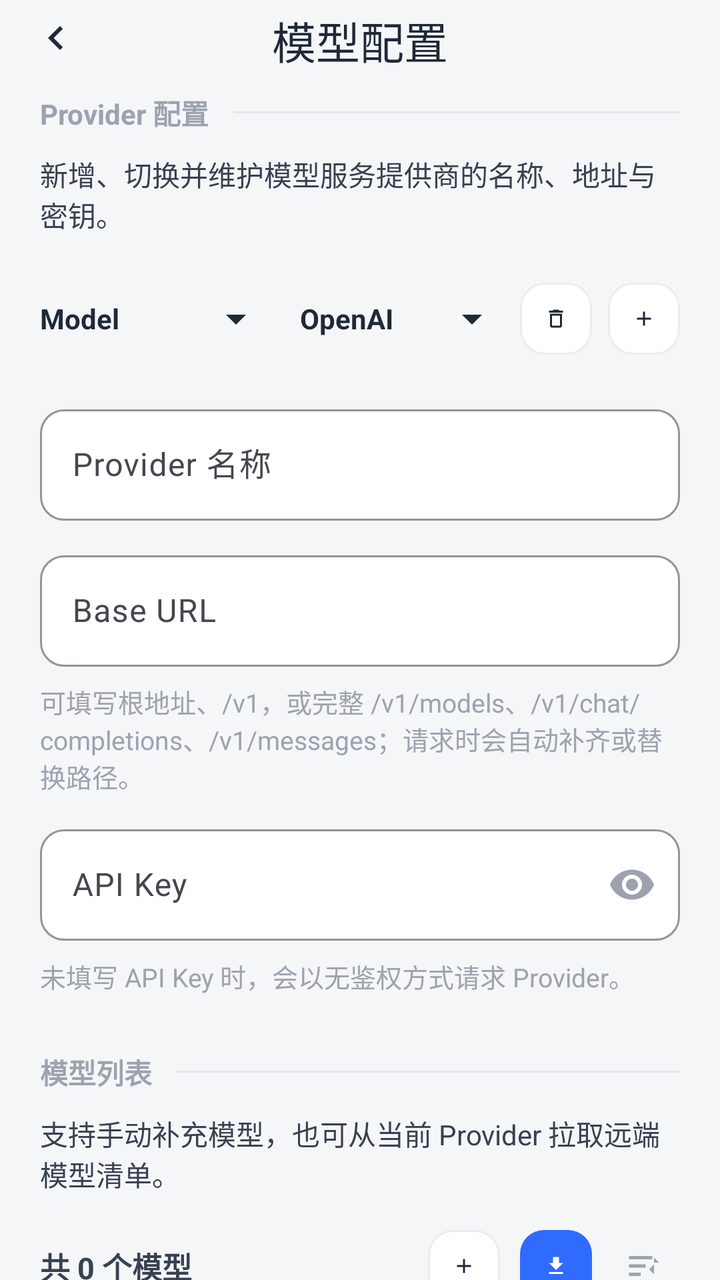
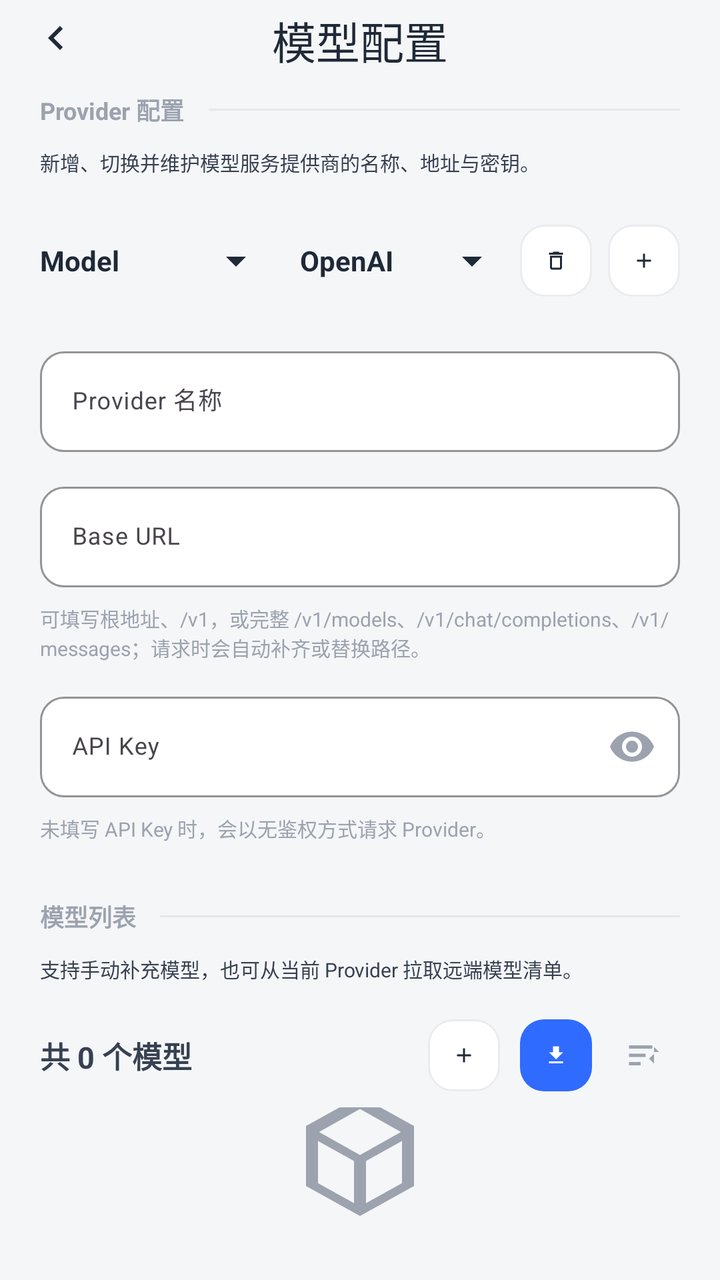

Two renders of the same Android screen: before a commit and after it. Below are the layout's source before the change and the commit's diff.
<!-- AndroidManifest.xml: application theme Theme.ManTou -->
<!-- res/layout/activity_model_setting.xml -->
<?xml version="1.0" encoding="utf-8"?>
<LinearLayout xmlns:android="http://schemas.android.com/apk/res/android"
    xmlns:tools="http://schemas.android.com/tools"
    xmlns:app="http://schemas.android.com/apk/res-auto"
    android:id="@+id/main"
    android:layout_width="match_parent"
    android:layout_height="match_parent"
    android:orientation="vertical"
    android:background="#F5F6F8"
    tools:context=".view.ModelSettingActivity">

    
    <com.google.android.material.appbar.MaterialToolbar
        android:id="@+id/toolbar"
        android:layout_width="match_parent"
        android:layout_height="38dp"
        android:background="#F5F6F8"
        app:title="模型配置"
        app:titleCentered="true"
        app:titleTextColor="#1F2937"
        app:titleTextAppearance="@style/TextAppearance.Material3.TitleLarge"
        app:navigationIcon="@drawable/ic_arrow_back"
        app:navigationIconTint="#1F2937" />

    
    <ScrollView
        android:layout_width="match_parent"
        android:layout_height="match_parent"
        android:fillViewport="true"
        android:scrollbars="none">

        <LinearLayout
            android:layout_width="match_parent"
            android:layout_height="wrap_content"
            android:orientation="vertical"
            android:paddingHorizontal="20dp"
            android:paddingBottom="24dp">

            

            
            <LinearLayout
                android:layout_width="match_parent"
                android:layout_height="wrap_content"
                android:gravity="center_vertical"
                android:orientation="horizontal"
                android:layout_marginTop="8dp">

                <TextView
                    android:layout_width="wrap_content"
                    android:layout_height="wrap_content"
                    android:text="Provider 配置"
                    android:textColor="#9CA3AF"
                    android:textSize="14sp"
                    android:textStyle="bold" />

                <View
                    android:layout_width="0dp"
                    android:layout_height="1dp"
                    android:layout_marginStart="12dp"
                    android:layout_weight="1"
                    android:background="#E5E7EB" />
            </LinearLayout>

            
            <TextView
                android:layout_width="match_parent"
                android:layout_height="wrap_content"
                android:layout_marginTop="10dp"
                android:text="新增、切换并维护模型服务提供商的名称、地址与密钥。"
                android:textColor="#374151"
                android:textSize="14sp" />

            
            <LinearLayout
                android:layout_width="match_parent"
                android:layout_height="wrap_content"
                android:layout_marginTop="18dp"
                android:gravity="center_vertical"
                android:orientation="horizontal">

                
                <com.google.android.material.textfield.TextInputLayout
                    android:id="@+id/tilProvider"
                    style="@style/Widget.Material3.TextInputLayout.OutlinedBox"
                    android:layout_width="0dp"
                    android:layout_height="wrap_content"
                    android:layout_weight="1"
                    android:layout_marginEnd="8dp"
                    app:boxBackgroundColor="#FFFFFF"
                    app:boxCornerRadiusBottomEnd="12dp"
                    app:boxCornerRadiusBottomStart="12dp"
                    app:boxCornerRadiusTopEnd="12dp"
                    app:boxCornerRadiusTopStart="12dp"
                    app:boxStrokeColor="#EAECEF"
                    app:boxStrokeWidth="1dp"
                    app:boxStrokeWidthFocused="1dp"
                    app:endIconMode="dropdown_menu"
                    app:endIconTint="#1F2937"
                    app:hintEnabled="false">

                    <AutoCompleteTextView
                        android:id="@+id/actvProvider"
                        android:layout_width="match_parent"
                        android:layout_height="match_parent"
                        android:background="@android:color/transparent"
                        android:clickable="true"
                        android:ellipsize="end"
                        android:focusable="false"
                        android:inputType="none"
                        android:maxLines="1"
                        android:text="Model"
                        android:textColor="#1F2937"
                        android:textSize="14sp"
                        android:textStyle="bold" />
                </com.google.android.material.textfield.TextInputLayout>

                
                <com.google.android.material.textfield.TextInputLayout
                    android:id="@+id/tilProvider2"
                    style="@style/Widget.Material3.TextInputLayout.OutlinedBox"
                    android:layout_width="wrap_content"
                    android:layout_height="wrap_content"
                    app:boxBackgroundColor="#FFFFFF"
                    app:boxCornerRadiusBottomEnd="12dp"
                    app:boxCornerRadiusBottomStart="12dp"
                    app:boxCornerRadiusTopEnd="12dp"
                    app:boxCornerRadiusTopStart="12dp"
                    app:boxStrokeColor="#EAECEF"
                    app:boxStrokeWidth="1dp"
                    app:boxStrokeWidthFocused="1dp"
                    app:endIconMode="dropdown_menu"
                    app:endIconTint="#1F2937"
                    app:hintEnabled="false">

                    <AutoCompleteTextView
                        android:id="@+id/actvProvider2"
                        android:layout_width="110dp"
                        android:layout_height="wrap_content"
                        android:background="@android:color/transparent"
                        android:clickable="true"
                        android:focusable="false"
                        android:inputType="none"
                        android:text="OpenAI"
                        android:textColor="#1F2937"
                        android:textSize="14sp"
                        android:textStyle="bold" />
                </com.google.android.material.textfield.TextInputLayout>

                
                <ImageView
                    android:id="@+id/btnDeleteProvider"
                    android:layout_width="36dp"
                    android:layout_height="36dp"
                    android:background="@drawable/bg_card_white_rounded"
                    android:contentDescription="删除"
                    android:padding="12dp"
                    android:src="@drawable/ic_delete_outline" />

                
                <ImageView
                    android:id="@+id/btnAddProvider"
                    android:layout_width="36dp"
                    android:layout_height="36dp"
                    android:layout_marginStart="8dp"
                    android:background="@drawable/bg_card_white_rounded"
                    android:contentDescription="新增"
                    android:padding="12dp"
                    android:src="@drawable/ic_plus" />
            </LinearLayout>

            
            <com.google.android.material.textfield.TextInputLayout
                style="@style/Widget.Material3.TextInputLayout.OutlinedBox"
                android:layout_width="match_parent"
                android:layout_height="wrap_content"
                android:layout_marginTop="16dp"
                android:hint="Provider 名称"
                app:boxBackgroundColor="#FFFFFF"
                app:boxCornerRadiusBottomEnd="12dp"
                app:boxCornerRadiusBottomStart="12dp"
                app:boxCornerRadiusTopEnd="12dp"
                app:boxCornerRadiusTopStart="12dp"
                app:boxStrokeColor="#EAECEF"
                app:boxStrokeWidth="1dp"
                app:hintTextColor="#9CA3AF">

                <com.google.android.material.textfield.TextInputEditText
                    android:id="@+id/etProviderName"
                    android:layout_width="match_parent"
                    android:layout_height="wrap_content"
                    android:inputType="text"
                    android:textColor="#1F2937"
                    android:textSize="16sp" />
            </com.google.android.material.textfield.TextInputLayout>

            
            <com.google.android.material.textfield.TextInputLayout
                style="@style/Widget.Material3.TextInputLayout.OutlinedBox"
                android:layout_width="match_parent"
                android:layout_height="wrap_content"
                android:layout_marginTop="12dp"
                android:hint="Base URL"
                app:boxBackgroundColor="#FFFFFF"
                app:boxCornerRadiusBottomEnd="12dp"
                app:boxCornerRadiusBottomStart="12dp"
                app:boxCornerRadiusTopEnd="12dp"
                app:boxCornerRadiusTopStart="12dp"
                app:boxStrokeColor="#EAECEF"
                app:boxStrokeWidth="1dp"
                app:hintTextColor="#9CA3AF">

                <com.google.android.material.textfield.TextInputEditText
                    android:id="@+id/etBaseUrl"
                    android:layout_width="match_parent"
                    android:layout_height="wrap_content"
                    android:inputType="textUri"
                    android:textColor="#1F2937"
                    android:textColorHint="#9CA3AF"
                    android:textSize="16sp" />
            </com.google.android.material.textfield.TextInputLayout>

            
            <TextView
                android:layout_width="match_parent"
                android:layout_height="wrap_content"
                android:layout_marginTop="8dp"
                android:text="可填写根地址、/v1，或完整 /v1/models、/v1/chat/completions、/v1/messages；请求时会自动补齐或替换路径。"
                android:textColor="#9CA3AF"
                android:textSize="13sp" />

            
            <com.google.android.material.textfield.TextInputLayout
                style="@style/Widget.Material3.TextInputLayout.OutlinedBox"
                android:layout_width="match_parent"
                android:layout_height="wrap_content"
                android:layout_marginTop="12dp"
                android:hint="API Key"
                app:boxBackgroundColor="#FFFFFF"
                app:boxCornerRadiusBottomEnd="12dp"
                app:boxCornerRadiusBottomStart="12dp"
                app:boxCornerRadiusTopEnd="12dp"
                app:boxCornerRadiusTopStart="12dp"
                app:boxStrokeColor="#EAECEF"
                app:boxStrokeWidth="1dp"
                app:endIconMode="password_toggle"
                app:endIconTint="#9CA3AF"
                app:hintTextColor="#9CA3AF">

                <com.google.android.material.textfield.TextInputEditText
                    android:id="@+id/etApiKey"
                    android:layout_width="match_parent"
                    android:layout_height="wrap_content"
                    android:inputType="textPassword"
                    android:textColor="#1F2937"
                    android:textColorHint="#9CA3AF"
                    android:textSize="16sp" />
            </com.google.android.material.textfield.TextInputLayout>

            
            <TextView
                android:layout_width="match_parent"
                android:layout_height="wrap_content"
                android:layout_marginTop="8dp"
                android:text="未填写 API Key 时，会以无鉴权方式请求 Provider。"
                android:textColor="#9CA3AF"
                android:textSize="13sp" />

            

            
            <LinearLayout
                android:layout_width="match_parent"
                android:layout_height="wrap_content"
                android:layout_marginTop="28dp"
                android:gravity="center_vertical"
                android:orientation="horizontal">

                <TextView
                    android:layout_width="wrap_content"
                    android:layout_height="wrap_content"
                    android:text="模型列表"
                    android:textColor="#9CA3AF"
                    android:textSize="14sp"
                    android:textStyle="bold" />

                <View
                    android:layout_width="0dp"
                    android:layout_height="1dp"
                    android:layout_marginStart="12dp"
                    android:layout_weight="1"
                    android:background="#E5E7EB" />
            </LinearLayout>

            
            <TextView
                android:layout_width="match_parent"
                android:layout_height="wrap_content"
                android:layout_marginTop="10dp"
                android:text="支持手动补充模型，也可从当前 Provider 拉取远端模型清单。"
                android:textColor="#374151"
                android:textSize="14sp" />

            
            <LinearLayout
                android:layout_width="match_parent"
                android:layout_height="wrap_content"
                android:layout_marginTop="18dp"
                android:gravity="center_vertical"
                android:orientation="horizontal">

                <TextView
                    android:id="@+id/tvModelCount"
                    android:layout_width="wrap_content"
                    android:layout_height="wrap_content"
                    android:text="共 0 个模型"
                    android:textColor="#374151"
                    android:textSize="15sp"
                    android:textStyle="bold" />

                <Space
                    android:layout_width="0dp"
                    android:layout_height="0dp"
                    android:layout_weight="1" />

                
                <ImageView
                    android:id="@+id/btnAddModel"
                    android:layout_width="36dp"
                    android:layout_height="36dp"
                    android:background="@drawable/bg_card_white_rounded"
                    android:contentDescription="添加模型"
                    android:padding="12dp"
                    android:src="@drawable/ic_plus" />

                
                <ImageView
                    android:id="@+id/btnRefreshModels"
                    android:layout_width="36dp"
                    android:layout_height="36dp"
                    android:layout_marginStart="10dp"
                    android:background="@drawable/bg_blue_rounded"
                    android:contentDescription="拉取远端模型"
                    android:padding="12dp"
                    android:src="@drawable/ic_download" />

                
                <ImageView
                    android:id="@+id/btnSortModels"
                    android:layout_width="36dp"
                    android:layout_height="36dp"
                    android:layout_marginStart="8dp"
                    android:background="@android:color/transparent"
                    android:contentDescription="排序"
                    android:padding="8dp"
                    android:src="@drawable/ic_sort_list" />
            </LinearLayout>

            
            <androidx.recyclerview.widget.RecyclerView
                android:id="@+id/rvModelList"
                android:layout_width="match_parent"
                android:layout_height="wrap_content"
                android:layout_marginTop="8dp"
                android:nestedScrollingEnabled="false" />

            
            <LinearLayout
                android:id="@+id/emptyModelState"
                android:layout_width="match_parent"
                android:layout_height="wrap_content"
                android:layout_marginTop="64dp"
                android:gravity="center"
                android:orientation="vertical">

                <ImageView
                    android:layout_width="72dp"
                    android:layout_height="72dp"
                    android:contentDescription="@null"
                    android:src="@drawable/ic_package_empty" />

                <TextView
                    android:layout_width="wrap_content"
                    android:layout_height="wrap_content"
                    android:layout_marginTop="14dp"
                    android:text="请添加模型！"
                    android:textColor="#6B7280"
                    android:textSize="15sp"
                    android:textStyle="bold" />
            </LinearLayout>

        </LinearLayout>
    </ScrollView>
</LinearLayout>
<!-- resources referenced by this layout -->
<resources>
  <!-- drawable bg_blue_rounded (drawable) -->
  <?xml version="1.0" encoding="utf-8"?>
  <shape xmlns:android="http://schemas.android.com/apk/res/android"
      android:shape="rectangle">
      <solid android:color="#2F6BFF" />
      <corners android:radius="12dp" />
  </shape>
  <!-- drawable bg_card_white_rounded (drawable) -->
  <?xml version="1.0" encoding="utf-8"?>
  <shape xmlns:android="http://schemas.android.com/apk/res/android"
      android:shape="rectangle">
      <solid android:color="#FFFFFF" />
      <corners android:radius="12dp" />
      <stroke android:color="#EAECEF" android:width="1dp" />
  </shape>
  <!-- drawable ic_arrow_back (drawable) -->
  <vector xmlns:android="http://schemas.android.com/apk/res/android"
      android:width="24dp"
      android:height="24dp"
      android:viewportWidth="24"
      android:viewportHeight="24"
      android:tint="#1F2937">
      <path
          android:fillColor="@android:color/white"
          android:pathData="M15.41,7.41L14,6l-6,6 6,6 1.41,-1.41L10.83,12z" />
  </vector>
  <!-- drawable ic_delete_outline (drawable) -->
  <vector xmlns:android="http://schemas.android.com/apk/res/android"
      android:width="24dp"
      android:height="24dp"
      android:viewportWidth="24"
      android:viewportHeight="24"
      android:tint="#1F2937">
      <path
          android:fillColor="@android:color/white"
          android:pathData="M6,19c0,1.1 0.9,2 2,2h8c1.1,0 2,-0.9 2,-2V7H6v12zM8,9h8v10H8V9zM15.5,4l-1,-1h-5l-1,1H5v2h14V4z" />
  </vector>
  <!-- drawable ic_download (drawable) -->
  <vector xmlns:android="http://schemas.android.com/apk/res/android"
      android:width="24dp"
      android:height="24dp"
      android:viewportWidth="24"
      android:viewportHeight="24"
      android:tint="#FFFFFF">
      <path
          android:fillColor="@android:color/white"
          android:pathData="M19,9h-4V3H9v6H5l7,7 7,-7zM5,18v2h14v-2H5z" />
  </vector>
  <!-- drawable ic_package_empty (drawable) -->
  <vector xmlns:android="http://schemas.android.com/apk/res/android"
      android:width="72dp"
      android:height="72dp"
      android:viewportWidth="24"
      android:viewportHeight="24"
      android:tint="#9CA3AF">
      <path
          android:fillColor="@android:color/white"
          android:pathData="M12,2L3,7v10l9,5 9,-5V7l-9,-5zM12,4.18L18.82,8 12,11.82 5.18,8 12,4.18zM5,9.5l6,3.33v7.04l-6,-3.33V9.5zM13,19.87v-7.04l6,-3.33v7.04l-6,3.33z" />
  </vector>
  <!-- drawable ic_plus (drawable) -->
  <vector xmlns:android="http://schemas.android.com/apk/res/android"
      android:width="24dp"
      android:height="24dp"
      android:viewportWidth="24"
      android:viewportHeight="24"
      android:tint="#1F2937">
      <path
          android:fillColor="@android:color/white"
          android:pathData="M19,13h-6v6h-2v-6H5v-2h6V5h2v6h6v2z" />
  </vector>
  <!-- drawable ic_sort_list (drawable) -->
  <vector xmlns:android="http://schemas.android.com/apk/res/android"
      android:width="24dp"
      android:height="24dp"
      android:viewportWidth="24"
      android:viewportHeight="24"
      android:tint="#9CA3AF">
      <path
          android:fillColor="@android:color/white"
          android:pathData="M3,6h14v2H3zM3,11h10v2H3zM3,16h7v2H3zM18,11v6l-3,-3z" />
      <path
          android:fillColor="@android:color/white"
          android:pathData="M18,7l3,3h-3z" />
  </vector>
  <style name="Theme.ManTou" parent="Base.Theme.ManTou" />
  <style name="Base.Theme.ManTou" parent="Theme.Material3.Light.NoActionBar">
          
          <item name="android:statusBarColor">@color/white</item>
          <item name="android:navigationBarColor">@color/white</item>
          <item name="android:windowLightStatusBar">true</item>
          <item name="android:windowLightNavigationBar">true</item>
          <item name="android:windowBackground">@color/white</item>
      </style>
  <color name="white">#FFFFFFFF</color>
</resources>

<!-- the commit's change to res/layout/activity_model_setting.xml (unified diff, before → after) -->
@@ -23,15 +23,15 @@
         app:navigationIconTint="#1F2937" />
 
     
-    <ScrollView
+    <LinearLayout
         android:layout_width="match_parent"
-        android:layout_height="match_parent"
-        android:fillViewport="true"
-        android:scrollbars="none">
+        android:layout_height="0dp"
+        android:layout_weight="1"
+        android:orientation="vertical">
 
         <LinearLayout
             android:layout_width="match_parent"
-            android:layout_height="wrap_content"
+            android:layout_height="match_parent"
             android:orientation="vertical"
             android:paddingHorizontal="20dp"
             android:paddingBottom="24dp">
@@ -51,7 +51,7 @@
                     android:layout_height="wrap_content"
                     android:text="Provider 配置"
                     android:textColor="#9CA3AF"
-                    android:textSize="14sp"
+                    android:textSize="12sp"
                     android:textStyle="bold" />
 
                 <View
@@ -69,7 +69,7 @@
                 android:layout_marginTop="10dp"
                 android:text="新增、切换并维护模型服务提供商的名称、地址与密钥。"
                 android:textColor="#374151"
-                android:textSize="14sp" />
+                android:textSize="10sp" />
 
             
             <LinearLayout
@@ -191,7 +191,7 @@
                     android:layout_height="wrap_content"
                     android:inputType="text"
                     android:textColor="#1F2937"
-                    android:textSize="16sp" />
+                    android:textSize="12sp" />
             </com.google.android.material.textfield.TextInputLayout>
 
             
@@ -217,7 +217,7 @@
                     android:inputType="textUri"
                     android:textColor="#1F2937"
                     android:textColorHint="#9CA3AF"
-                    android:textSize="16sp" />
+                    android:textSize="12sp" />
             </com.google.android.material.textfield.TextInputLayout>
 
             
@@ -227,7 +227,7 @@
                 android:layout_marginTop="8dp"
                 android:text="可填写根地址、/v1，或完整 /v1/models、/v1/chat/completions、/v1/messages；请求时会自动补齐或替换路径。"
                 android:textColor="#9CA3AF"
-                android:textSize="13sp" />
+                android:textSize="10sp" />
 
             
             <com.google.android.material.textfield.TextInputLayout
@@ -254,7 +254,7 @@
                     android:inputType="textPassword"
                     android:textColor="#1F2937"
                     android:textColorHint="#9CA3AF"
-                    android:textSize="16sp" />
+                    android:textSize="12sp" />
             </com.google.android.material.textfield.TextInputLayout>
 
             
@@ -264,7 +264,7 @@
                 android:layout_marginTop="8dp"
                 android:text="未填写 API Key 时，会以无鉴权方式请求 Provider。"
                 android:textColor="#9CA3AF"
-                android:textSize="13sp" />
+                android:textSize="10sp" />
 
             
 
@@ -281,7 +281,7 @@
                     android:layout_height="wrap_content"
                     android:text="模型列表"
                     android:textColor="#9CA3AF"
-                    android:textSize="14sp"
+                    android:textSize="12sp"
                     android:textStyle="bold" />
 
                 <View
@@ -299,7 +299,7 @@
                 android:layout_marginTop="10dp"
                 android:text="支持手动补充模型，也可从当前 Provider 拉取远端模型清单。"
                 android:textColor="#374151"
-                android:textSize="14sp" />
+                android:textSize="10sp" />
 
             
             <LinearLayout
@@ -357,38 +357,45 @@
             </LinearLayout>
 
             
-            <androidx.recyclerview.widget.RecyclerView
-                android:id="@+id/rvModelList"
-                android:layout_width="match_parent"
-                android:layout_height="wrap_content"
+            <FrameLayout
+                android:layout_width="match_parent"
+                android:layout_height="0dp"
                 android:layout_marginTop="8dp"
-                android:nestedScrollingEnabled="false" />
-
-            
-            <LinearLayout
-                android:id="@+id/emptyModelState"
-                android:layout_width="match_parent"
-                android:layout_height="wrap_content"
-                android:layout_marginTop="64dp"
-                android:gravity="center"
-                android:orientation="vertical">
-
-                <ImageView
-                    android:layout_width="72dp"
-                    android:layout_height="72dp"
-                    android:contentDescription="@null"
-                    android:src="@drawable/ic_package_empty" />
-
-                <TextView
-                    android:layout_width="wrap_content"
-                    android:layout_height="wrap_content"
-                    android:layout_marginTop="14dp"
-                    android:text="请添加模型！"
-                    android:textColor="#6B7280"
-                    android:textSize="15sp"
-                    android:textStyle="bold" />
-            </LinearLayout>
+                android:layout_weight="1">
+                <androidx.recyclerview.widget.RecyclerView
+                    android:id="@+id/rvModelList"
+                    android:layout_width="match_parent"
+                    android:layout_height="match_parent"
+                    android:clipToPadding="false"
+                    android:nestedScrollingEnabled="true"
+                    android:overScrollMode="ifContentScrolls"
+                    android:paddingBottom="8dp"
+                    android:scrollbars="vertical" />
+                
+                <LinearLayout
+                    android:id="@+id/emptyModelState"
+                    android:layout_width="match_parent"
+                    android:layout_height="match_parent"
+                    android:gravity="center"
+                    android:orientation="vertical">
+
+                    <ImageView
+                        android:layout_width="72dp"
+                        android:layout_height="72dp"
+                        android:contentDescription="@null"
+                        android:src="@drawable/ic_package_empty" />
+
+                    <TextView
+                        android:layout_width="wrap_content"
+                        android:layout_height="wrap_content"
+                        android:layout_marginTop="14dp"
+                        android:text="请添加模型！"
+                        android:textColor="#6B7280"
+                        android:textSize="15sp"
+                        android:textStyle="bold" />
+                </LinearLayout>
+            </FrameLayout>
 
         </LinearLayout>
-    </ScrollView>
+    </LinearLayout>
 </LinearLayout>
